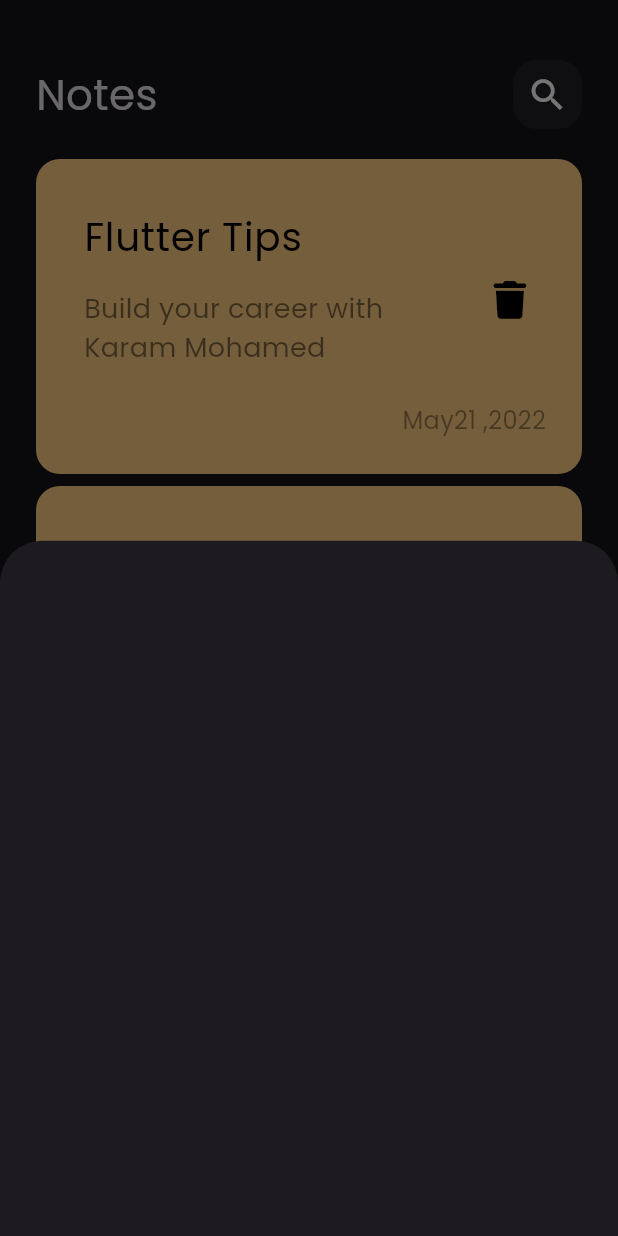
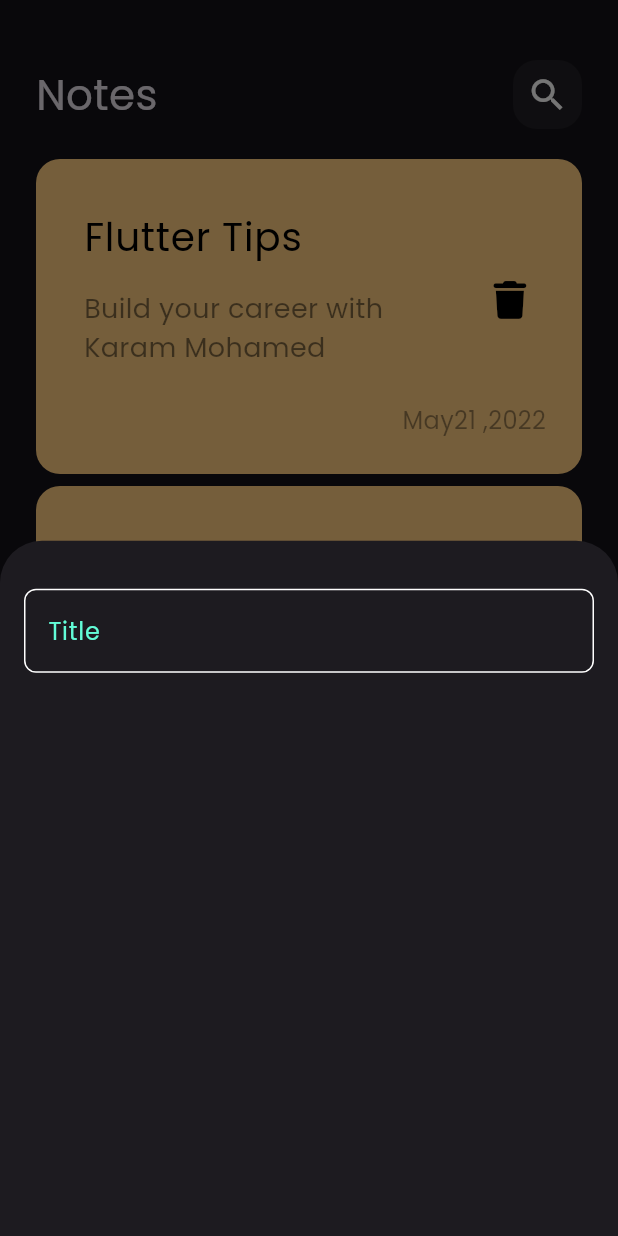
Before and after one commit to km01545/notes_app2, a Flutter app: the screen it shows after launch, after a tap on the "add" icon, on a phone screen of 412 x 824 dp. Run offline on Flutter 3.47's test engine with Material 3 defaults, Android fonts, the phone set to English and light mode, and no system bars; our stand-ins replace font_awesome_flutter.

Commit message:
create custom text field

```diff
--- /dev/null
+++ b/lib/constants.dart
@@ -0,0 +1,3 @@
+import 'package:flutter/material.dart';
+
+const kPrimaryColor = Color(0xff62fcd7);
--- a/lib/views/notes_view.dart
+++ b/lib/views/notes_view.dart
@@ -1,4 +1,5 @@
 import 'package:flutter/material.dart';
+import 'package:notes_app/constants.dart';
 import 'package:notes_app/widgets/add_note_bottom_sheet.dart';
 import 'package:notes_app/widgets/notes_view_body.dart';
 
@@ -17,7 +18,7 @@ class NotesView extends StatelessWidget {
             },
           );
         },
-        backgroundColor: const Color.fromARGB(255, 35, 189, 161),
+        backgroundColor: kPrimaryColor,
         child: const Icon(
           Icons.add,
           color: Colors.black,
--- a/lib/widgets/add_note_bottom_sheet.dart
+++ b/lib/widgets/add_note_bottom_sheet.dart
@@ -1,10 +1,21 @@
 import 'package:flutter/material.dart';
+import 'package:notes_app/widgets/custom_text_field.dart';
 
 class AddNoteButtomSheet extends StatelessWidget {
   const AddNoteButtomSheet({super.key});
 
   @override
   Widget build(BuildContext context) {
-    return Container();
+    return const Padding(
+      padding: EdgeInsets.symmetric(horizontal: 16),
+      child: Column(
+        children: [
+          SizedBox(
+            height: 32,
+          ),
+          CustomTextField(),
+        ],
+      ),
+    );
   }
 }
--- /dev/null
+++ b/lib/widgets/custom_text_field.dart
@@ -0,0 +1,29 @@
+import 'package:flutter/material.dart';
+import 'package:notes_app/constants.dart';
+
+class CustomTextField extends StatelessWidget {
+  const CustomTextField({super.key});
+
+  @override
+  Widget build(BuildContext context) {
+    return TextField(
+      cursorColor: kPrimaryColor,
+      decoration: InputDecoration(
+        hintText: 'Title',
+        hintStyle: const TextStyle(color: kPrimaryColor),
+        border: buildBorder(),
+        enabledBorder: buildBorder(),
+        focusedBorder: buildBorder(kPrimaryColor),
+      ),
+    );
+  }
+}
+
+OutlineInputBorder buildBorder([color]) {
+  return OutlineInputBorder(
+    borderRadius: BorderRadius.circular(8),
+    borderSide: BorderSide(
+      color: color ?? Colors.white,
+    ),
+  );
+}
```
